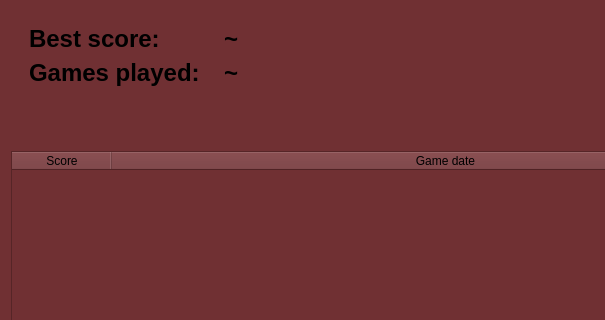
This is PyQt_DOOM/pyqt_doom.ui in 1000101cz/PyQt_DOOM as Qt 5 draws it before an edit; both pictures show x 0 to 605 and y 109 to 429 of the 791 by 638 pixel window. The edited form follows.
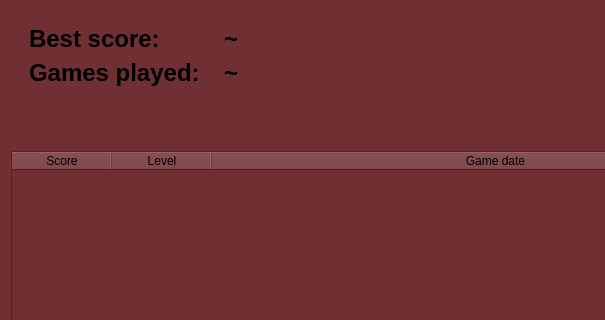
This is the edited form.

Diff of the .ui file:
```diff
--- a/PyQt_DOOM/pyqt_doom.ui
+++ b/PyQt_DOOM/pyqt_doom.ui
@@ -270,6 +270,11 @@
        <string>Score</string>
       </property>
      </column>
+     <column>
+      <property name="text">
+       <string>Level</string>
+      </property>
+     </column>
      <column>
       <property name="text">
        <string>Game date</string>
```
